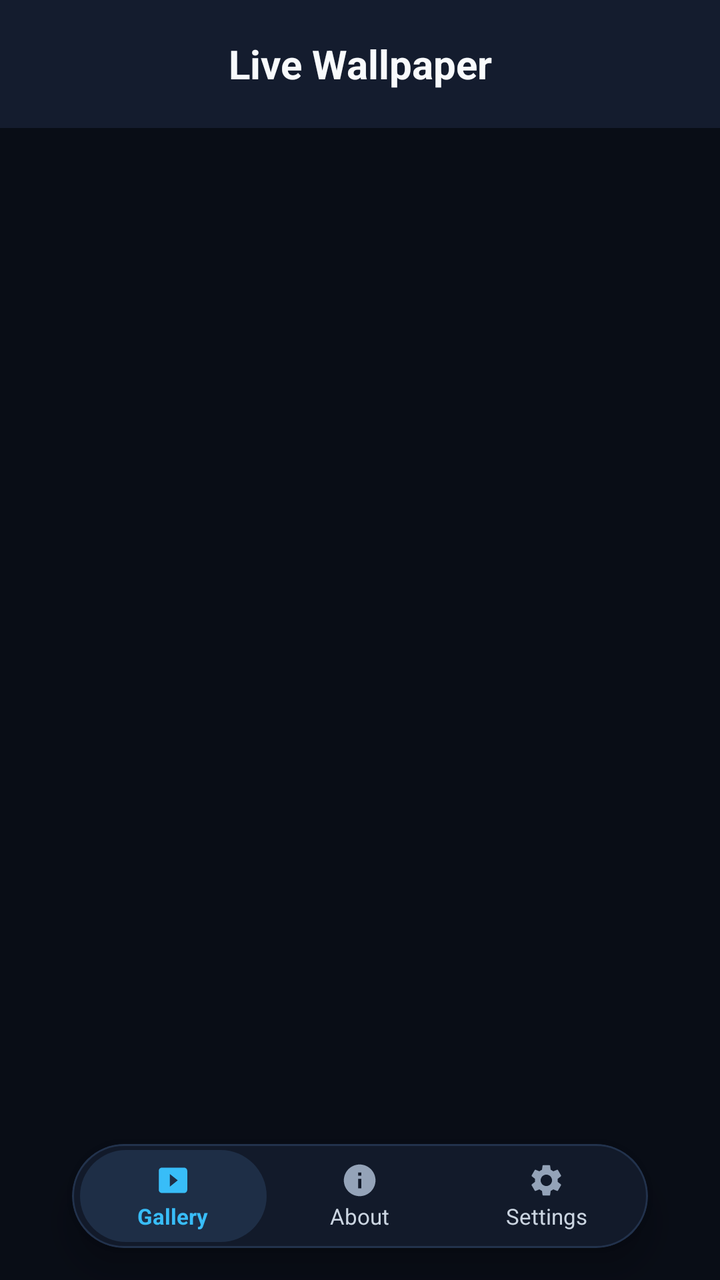
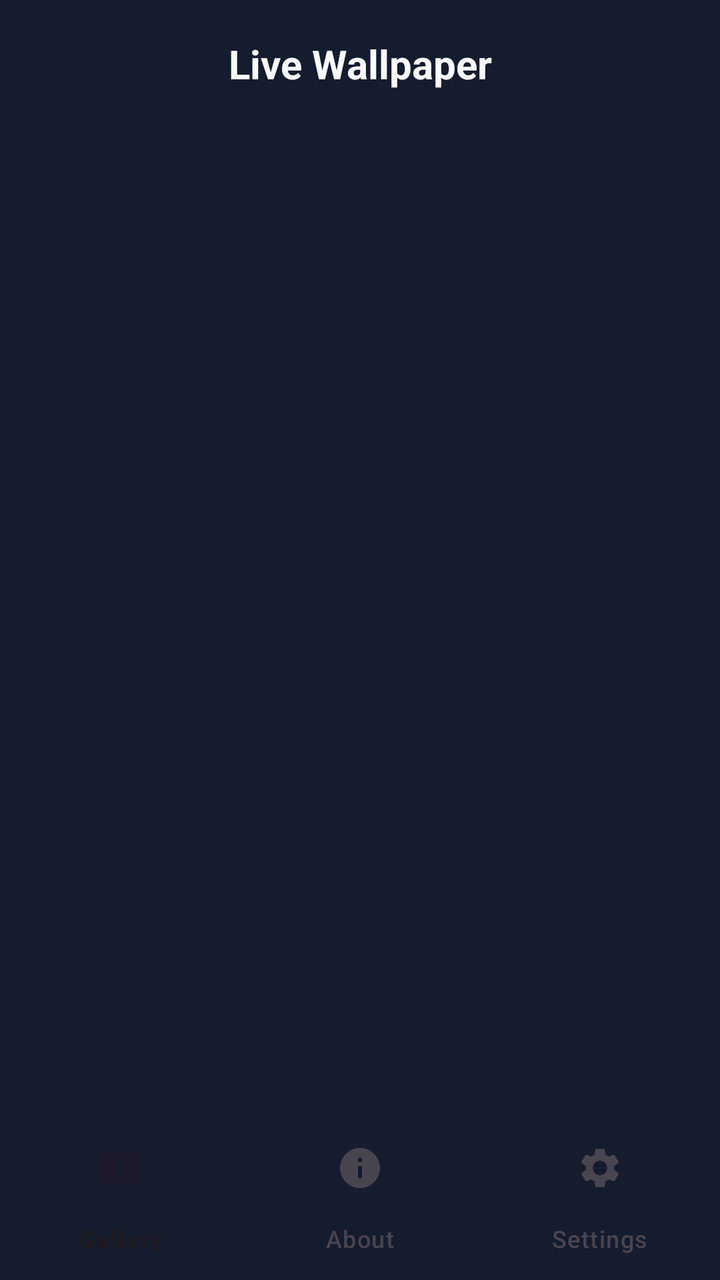

The first picture is an Android layout as it rendered before a commit; the second is the same layout after the commit. The layout source and the unified diff follow.
<!-- AndroidManifest.xml: activity theme Theme.MyApplication -->
<!-- res/layout/activity_main.xml -->
<?xml version="1.0" encoding="utf-8"?>
<androidx.constraintlayout.widget.ConstraintLayout xmlns:android="http://schemas.android.com/apk/res/android"
    xmlns:app="http://schemas.android.com/apk/res-auto"
    xmlns:tools="http://schemas.android.com/tools"
    android:layout_width="match_parent"
    android:layout_height="match_parent"
    android:background="@color/colorBackground"
    tools:context=".MainActivity">

    
    <com.google.android.material.appbar.AppBarLayout
        android:id="@+id/app_bar_layout"
        android:layout_width="0dp"
        android:layout_height="wrap_content"
        android:background="@color/colorSurface"
        app:elevation="4dp"
        app:layout_constraintTop_toTopOf="parent"
        app:layout_constraintLeft_toLeftOf="parent"
        app:layout_constraintRight_toRightOf="parent">

        <com.google.android.material.appbar.MaterialToolbar
            android:id="@+id/toolbar"
            android:layout_width="match_parent"
            android:layout_height="?attr/actionBarSize"
            android:background="@color/colorSurface"
            app:titleCentered="true"
            app:title="@string/app_name"
            app:titleTextColor="@color/colorTextPrimary"
            app:titleTextAppearance="@style/ToolbarTitleTextAppearance" />
    </com.google.android.material.appbar.AppBarLayout>

    
    <FrameLayout
        android:id="@+id/fragment_container"
        android:layout_width="0dp"
        android:layout_height="0dp"
        app:layout_constraintTop_toBottomOf="@id/app_bar_layout"
        app:layout_constraintBottom_toBottomOf="parent"
        app:layout_constraintLeft_toLeftOf="parent"
        app:layout_constraintRight_toRightOf="parent" />

    
    <com.google.android.material.card.MaterialCardView
        android:id="@+id/card_floating_navigation"
        android:layout_width="0dp"
        android:layout_height="52dp"
        android:layout_marginBottom="16dp"
        android:layout_marginStart="36dp"
        android:layout_marginEnd="36dp"
        app:layout_constraintWidth_max="290dp"
        app:cardCornerRadius="26dp"
        app:cardElevation="10dp"
        app:strokeWidth="1dp"
        app:strokeColor="@color/nav_bar_border"
        app:cardBackgroundColor="@color/nav_bar_bg"
        app:layout_constraintBottom_toBottomOf="parent"
        app:layout_constraintLeft_toLeftOf="parent"
        app:layout_constraintRight_toRightOf="parent">

        <LinearLayout
            android:layout_width="match_parent"
            android:layout_height="match_parent"
            android:orientation="horizontal"
            android:gravity="center_vertical"
            android:paddingHorizontal="4dp"
            android:paddingVertical="3dp">

            
            <FrameLayout
                android:id="@+id/nav_item_gallery"
                android:layout_width="0dp"
                android:layout_height="match_parent"
                android:layout_weight="1"
                android:background="@drawable/bg_nav_active_pill"
                android:clickable="true"
                android:focusable="true"
                android:foreground="@drawable/bg_nav_item_ripple">

                <LinearLayout
                    android:layout_width="wrap_content"
                    android:layout_height="wrap_content"
                    android:layout_gravity="center"
                    android:gravity="center"
                    android:orientation="vertical">

                    <ImageView
                        android:id="@+id/iv_nav_gallery"
                        android:layout_width="19dp"
                        android:layout_height="19dp"
                        android:src="@drawable/ic_gallery"
                        app:tint="@color/nav_active_tint"
                        android:contentDescription="@string/tab_gallery" />

                    <TextView
                        android:id="@+id/tv_nav_gallery"
                        android:layout_width="wrap_content"
                        android:layout_height="wrap_content"
                        android:layout_marginTop="1dp"
                        android:text="@string/tab_gallery"
                        android:textColor="@color/nav_active_tint"
                        android:textSize="11sp"
                        android:textStyle="bold"
                        android:maxLines="1" />
                </LinearLayout>
            </FrameLayout>

            
            <FrameLayout
                android:id="@+id/nav_item_about"
                android:layout_width="0dp"
                android:layout_height="match_parent"
                android:layout_weight="1"
                android:clickable="true"
                android:focusable="true"
                android:foreground="@drawable/bg_nav_item_ripple">

                <LinearLayout
                    android:layout_width="wrap_content"
                    android:layout_height="wrap_content"
                    android:layout_gravity="center"
                    android:gravity="center"
                    android:orientation="vertical">

                    <ImageView
                        android:id="@+id/iv_nav_about"
                        android:layout_width="19dp"
                        android:layout_height="19dp"
                        android:src="@drawable/ic_about"
                        app:tint="@color/nav_inactive_tint"
                        android:contentDescription="@string/tab_about" />

                    <TextView
                        android:id="@+id/tv_nav_about"
                        android:layout_width="wrap_content"
                        android:layout_height="wrap_content"
                        android:layout_marginTop="1dp"
                        android:text="@string/tab_about"
                        android:textColor="@color/nav_inactive_text"
                        android:textSize="11sp"
                        android:textStyle="normal"
                        android:maxLines="1" />
                </LinearLayout>
            </FrameLayout>

            
            <FrameLayout
                android:id="@+id/nav_item_settings"
                android:layout_width="0dp"
                android:layout_height="match_parent"
                android:layout_weight="1"
                android:clickable="true"
                android:focusable="true"
                android:foreground="@drawable/bg_nav_item_ripple">

                <LinearLayout
                    android:layout_width="wrap_content"
                    android:layout_height="wrap_content"
                    android:layout_gravity="center"
                    android:gravity="center"
                    android:orientation="vertical">

                    <ImageView
                        android:id="@+id/iv_nav_settings"
                        android:layout_width="19dp"
                        android:layout_height="19dp"
                        android:src="@drawable/ic_settings"
                        app:tint="@color/nav_inactive_tint"
                        android:contentDescription="@string/tab_settings" />

                    <TextView
                        android:id="@+id/tv_nav_settings"
                        android:layout_width="wrap_content"
                        android:layout_height="wrap_content"
                        android:layout_marginTop="1dp"
                        android:text="@string/tab_settings"
                        android:textColor="@color/nav_inactive_text"
                        android:textSize="11sp"
                        android:textStyle="normal"
                        android:maxLines="1" />
                </LinearLayout>
            </FrameLayout>

        </LinearLayout>
    </com.google.android.material.card.MaterialCardView>

</androidx.constraintlayout.widget.ConstraintLayout>
<!-- resources referenced by this layout -->
<resources>
  <color name="nav_active_tint">#38BDF8</color>
  <color name="nav_bar_bg">#121A2A</color>
  <color name="nav_bar_border">#22324C</color>
  <color name="nav_inactive_text">#CBD5E1</color>
  <color name="nav_inactive_tint">#94A3B8</color>
  <!-- drawable bg_nav_active_pill (drawable) -->
  <?xml version="1.0" encoding="utf-8"?>
  <shape xmlns:android="http://schemas.android.com/apk/res/android"
      android:shape="rectangle">
      <solid android:color="@color/nav_active_pill" />
      <corners android:radius="24dp" />
  </shape>
  <!-- drawable bg_nav_item_ripple (drawable) -->
  <?xml version="1.0" encoding="utf-8"?>
  <ripple xmlns:android="http://schemas.android.com/apk/res/android"
      android:color="@color/ripple_color">
      <item android:id="@android:id/mask">
          <shape android:shape="rectangle">
              <corners android:radius="24dp" />
              <solid android:color="@color/white" />
          </shape>
      </item>
  </ripple>
  <!-- drawable ic_about (drawable) -->
  <vector xmlns:android="http://schemas.android.com/apk/res/android"
      android:width="24dp"
      android:height="24dp"
      android:viewportWidth="24"
      android:viewportHeight="24">
      <path
          android:fillColor="#FFFFFFFF"
          android:pathData="M12,2C6.48,2,2,6.48,2,12s4.48,10,10,10,10,-4.48,10,-10S17.52,2,12,2z M13,17h-2v-6h2V17z M13,9h-2V7h2V9z"/>
  </vector>
  <!-- drawable ic_gallery (drawable) -->
  <vector xmlns:android="http://schemas.android.com/apk/res/android"
      android:width="24dp"
      android:height="24dp"
      android:viewportWidth="24"
      android:viewportHeight="24">
      <path
          android:fillColor="#FFFFFFFF"
          android:pathData="M19,4H5C3.9,4,3,4.9,3,6v12c0,1.1,0.9,2,2,2h14c1.1,0,2,-0.9,2,-2V6C21,4.9,20.1,4,19,4z M10,16V8l5,4L10,16z"/>
  </vector>
  <!-- drawable ic_settings (drawable) -->
  <vector xmlns:android="http://schemas.android.com/apk/res/android"
      android:width="24dp"
      android:height="24dp"
      android:viewportWidth="24"
      android:viewportHeight="24">
      <path
          android:fillColor="#FFFFFFFF"
          android:pathData="M19.14,12.94c0.04,-0.3 0.06,-0.61 0.06,-0.94c0,-0.32 -0.02,-0.64 -0.07,-0.94l2.03,-1.58c0.18,-0.14 0.23,-0.41 0.12,-0.61l-1.92,-3.32c-0.12,-0.22 -0.37,-0.29 -0.59,-0.22l-2.39,0.96c-0.5,-0.38 -1.03,-0.7 -1.62,-0.94L14.4,2.81c-0.04,-0.24 -0.24,-0.41 -0.48,-0.41h-3.84c-0.24,0 -0.43,0.17 -0.47,0.41L9.25,5.35C8.66,5.59 8.13,5.91 7.63,6.29L5.24,5.33c-0.22,-0.08 -0.47,0 -0.59,0.22L2.74,8.87C2.62,9.08 2.66,9.34 2.86,9.48l2.03,1.58C4.84,11.36 4.8,11.69 4.8,12s0.02,0.64 0.07,0.94l-2.03,1.58c-0.18,0.14 -0.23,0.41 -0.12,0.61l1.92,3.32c0.12,0.22 0.37,0.29 0.59,0.22l2.39,-0.96c0.5,0.38 1.03,0.7 1.62,0.94l0.36,2.54c0.05,0.24 0.24,0.41 0.48,0.41h3.84c0.24,0 0.44,-0.17 0.47,-0.41l0.36,-2.54c0.59,-0.24 1.13,-0.56 1.62,-0.94l2.39,0.96c0.22,0.08 0.47,0 0.59,-0.22l1.92,-3.32c0.12,-0.22 0.07,-0.47 -0.12,-0.61L19.14,12.94z M12,15.6c-1.98,0 -3.6,-1.62 -3.6,-3.6s1.62,-3.6 3.6,-3.6s3.6,1.62 3.6,3.6S13.98,15.6 12,15.6z"/>
  </vector>
  <string name="tab_about">About</string>
  <string name="tab_gallery">Gallery</string>
  <string name="tab_settings">Settings</string>
  <style name="Theme.MyApplication" parent="Theme.Material3.DayNight.NoActionBar">
          
          <item name="colorPrimary">@color/primary</item>
          <item name="colorSecondary">@color/colorSecondary</item>
          <item name="android:colorBackground">@color/colorBackground</item>
          <item name="colorSurface">@color/colorSurface</item>
          <item name="colorSurfaceVariant">@color/colorSurface</item>
          
          
          <item name="colorControlHighlight">@color/ripple_color</item>
  
          
          <item name="android:statusBarColor">@android:color/transparent</item>
          <item name="android:navigationBarColor">@android:color/transparent</item>
          
          
          <item name="android:windowLightStatusBar" tools:targetApi="m">false</item>
          <item name="android:windowLightNavigationBar" tools:targetApi="o_mr1">false</item>
      </style>
  <color name="nav_active_pill">#1E2E46</color>
  <color name="ripple_color">#3038BDF8</color>
  <color name="white">#FFFFFFFF</color>
  <!-- unchanged entries left out for length: 7 -->
</resources>

<!-- the commit's change to res/layout/activity_main.xml (unified diff, before → after) -->
@@ -4,183 +4,47 @@
     xmlns:tools="http://schemas.android.com/tools"
     android:layout_width="match_parent"
     android:layout_height="match_parent"
-    android:background="@color/colorBackground"
+    android:background="@color/colorSurface"
+    android:fitsSystemWindows="true"
     tools:context=".MainActivity">
-
-    
-    <com.google.android.material.appbar.AppBarLayout
-        android:id="@+id/app_bar_layout"
-        android:layout_width="0dp"
-        android:layout_height="wrap_content"
-        android:background="@color/colorSurface"
-        app:elevation="4dp"
-        app:layout_constraintTop_toTopOf="parent"
-        app:layout_constraintLeft_toLeftOf="parent"
-        app:layout_constraintRight_toRightOf="parent">
-
-        <com.google.android.material.appbar.MaterialToolbar
-            android:id="@+id/toolbar"
-            android:layout_width="match_parent"
-            android:layout_height="?attr/actionBarSize"
-            android:background="@color/colorSurface"
-            app:titleCentered="true"
-            app:title="@string/app_name"
-            app:titleTextColor="@color/colorTextPrimary"
-            app:titleTextAppearance="@style/ToolbarTitleTextAppearance" />
-    </com.google.android.material.appbar.AppBarLayout>
 
     
     <FrameLayout
         android:id="@+id/fragment_container"
         android:layout_width="0dp"
         android:layout_height="0dp"
-        app:layout_constraintTop_toBottomOf="@id/app_bar_layout"
+        app:layout_constraintTop_toTopOf="parent"
         app:layout_constraintBottom_toBottomOf="parent"
         app:layout_constraintLeft_toLeftOf="parent"
         app:layout_constraintRight_toRightOf="parent" />
 
     
-    <com.google.android.material.card.MaterialCardView
-        android:id="@+id/card_floating_navigation"
+    <com.google.android.material.appbar.MaterialToolbar
+        android:id="@+id/toolbar"
         android:layout_width="0dp"
-        android:layout_height="52dp"
-        android:layout_marginBottom="16dp"
-        android:layout_marginStart="36dp"
-        android:layout_marginEnd="36dp"
-        app:layout_constraintWidth_max="290dp"
-        app:cardCornerRadius="26dp"
-        app:cardElevation="10dp"
-        app:strokeWidth="1dp"
-        app:strokeColor="@color/nav_bar_border"
-        app:cardBackgroundColor="@color/nav_bar_bg"
+        android:layout_height="?attr/actionBarSize"
+        android:background="@color/colorSurface"
+        android:elevation="0dp"
+        app:titleCentered="true"
+        app:title="@string/app_name"
+        app:titleTextColor="@color/colorTextPrimary"
+        app:titleTextAppearance="@style/ToolbarTitleTextAppearance"
+        app:layout_constraintTop_toTopOf="parent"
+        app:layout_constraintLeft_toLeftOf="parent"
+        app:layout_constraintRight_toRightOf="parent"/>
+
+    
+    <com.google.android.material.bottomnavigation.BottomNavigationView
+        android:id="@+id/bottom_navigation"
+        android:layout_width="0dp"
+        android:layout_height="wrap_content"
+        android:background="@color/colorSurface"
+        app:backgroundTint="@color/colorSurface"
+        app:elevation="0dp"
+        app:labelVisibilityMode="labeled"
+        app:menu="@menu/bottom_nav_menu"
         app:layout_constraintBottom_toBottomOf="parent"
         app:layout_constraintLeft_toLeftOf="parent"
-        app:layout_constraintRight_toRightOf="parent">
-
-        <LinearLayout
-            android:layout_width="match_parent"
-            android:layout_height="match_parent"
-            android:orientation="horizontal"
-            android:gravity="center_vertical"
-            android:paddingHorizontal="4dp"
-            android:paddingVertical="3dp">
-
-            
-            <FrameLayout
-                android:id="@+id/nav_item_gallery"
-                android:layout_width="0dp"
-                android:layout_height="match_parent"
-                android:layout_weight="1"
-                android:background="@drawable/bg_nav_active_pill"
-                android:clickable="true"
-                android:focusable="true"
-                android:foreground="@drawable/bg_nav_item_ripple">
-
-                <LinearLayout
-                    android:layout_width="wrap_content"
-                    android:layout_height="wrap_content"
-                    android:layout_gravity="center"
-                    android:gravity="center"
-                    android:orientation="vertical">
-
-                    <ImageView
-                        android:id="@+id/iv_nav_gallery"
-                        android:layout_width="19dp"
-                        android:layout_height="19dp"
-                        android:src="@drawable/ic_gallery"
-                        app:tint="@color/nav_active_tint"
-                        android:contentDescription="@string/tab_gallery" />
-
-                    <TextView
-                        android:id="@+id/tv_nav_gallery"
-                        android:layout_width="wrap_content"
-                        android:layout_height="wrap_content"
-                        android:layout_marginTop="1dp"
-                        android:text="@string/tab_gallery"
-                        android:textColor="@color/nav_active_tint"
-                        android:textSize="11sp"
-                        android:textStyle="bold"
-                        android:maxLines="1" />
-                </LinearLayout>
-            </FrameLayout>
-
-            
-            <FrameLayout
-                android:id="@+id/nav_item_about"
-                android:layout_width="0dp"
-                android:layout_height="match_parent"
-                android:layout_weight="1"
-                android:clickable="true"
-                android:focusable="true"
-                android:foreground="@drawable/bg_nav_item_ripple">
-
-                <LinearLayout
-                    android:layout_width="wrap_content"
-                    android:layout_height="wrap_content"
-                    android:layout_gravity="center"
-                    android:gravity="center"
-                    android:orientation="vertical">
-
-                    <ImageView
-                        android:id="@+id/iv_nav_about"
-                        android:layout_width="19dp"
-                        android:layout_height="19dp"
-                        android:src="@drawable/ic_about"
-                        app:tint="@color/nav_inactive_tint"
-                        android:contentDescription="@string/tab_about" />
-
-                    <TextView
-                        android:id="@+id/tv_nav_about"
-                        android:layout_width="wrap_content"
-                        android:layout_height="wrap_content"
-                        android:layout_marginTop="1dp"
-                        android:text="@string/tab_about"
-                        android:textColor="@color/nav_inactive_text"
-                        android:textSize="11sp"
-                        android:textStyle="normal"
-                        android:maxLines="1" />
-                </LinearLayout>
-            </FrameLayout>
-
-            
-            <FrameLayout
-                android:id="@+id/nav_item_settings"
-                android:layout_width="0dp"
-                android:layout_height="match_parent"
-                android:layout_weight="1"
-                android:clickable="true"
-                android:focusable="true"
-                android:foreground="@drawable/bg_nav_item_ripple">
-
-                <LinearLayout
-                    android:layout_width="wrap_content"
-                    android:layout_height="wrap_content"
-                    android:layout_gravity="center"
-                    android:gravity="center"
-                    android:orientation="vertical">
-
-                    <ImageView
-                        android:id="@+id/iv_nav_settings"
-                        android:layout_width="19dp"
-                        android:layout_height="19dp"
-                        android:src="@drawable/ic_settings"
-                        app:tint="@color/nav_inactive_tint"
-                        android:contentDescription="@string/tab_settings" />
-
-                    <TextView
-                        android:id="@+id/tv_nav_settings"
-                        android:layout_width="wrap_content"
-                        android:layout_height="wrap_content"
-                        android:layout_marginTop="1dp"
-                        android:text="@string/tab_settings"
-                        android:textColor="@color/nav_inactive_text"
-                        android:textSize="11sp"
-                        android:textStyle="normal"
-                        android:maxLines="1" />
-                </LinearLayout>
-            </FrameLayout>
-
-        </LinearLayout>
-    </com.google.android.material.card.MaterialCardView>
+        app:layout_constraintRight_toRightOf="parent"/>
 
 </androidx.constraintlayout.widget.ConstraintLayout>
<!-- resource entries referenced after the edit -->
@@ -1,61 +1,5 @@
 <!-- resources referenced by this layout -->
 <resources>
-  <color name="nav_active_tint">#38BDF8</color>
-  <color name="nav_bar_bg">#121A2A</color>
-  <color name="nav_bar_border">#22324C</color>
-  <color name="nav_inactive_text">#CBD5E1</color>
-  <color name="nav_inactive_tint">#94A3B8</color>
-  <!-- drawable bg_nav_active_pill (drawable) -->
-  <?xml version="1.0" encoding="utf-8"?>
-  <shape xmlns:android="http://schemas.android.com/apk/res/android"
-      android:shape="rectangle">
-      <solid android:color="@color/nav_active_pill" />
-      <corners android:radius="24dp" />
-  </shape>
-  <!-- drawable bg_nav_item_ripple (drawable) -->
-  <?xml version="1.0" encoding="utf-8"?>
-  <ripple xmlns:android="http://schemas.android.com/apk/res/android"
-      android:color="@color/ripple_color">
-      <item android:id="@android:id/mask">
-          <shape android:shape="rectangle">
-              <corners android:radius="24dp" />
-              <solid android:color="@color/white" />
-          </shape>
-      </item>
-  </ripple>
-  <!-- drawable ic_about (drawable) -->
-  <vector xmlns:android="http://schemas.android.com/apk/res/android"
-      android:width="24dp"
-      android:height="24dp"
-      android:viewportWidth="24"
-      android:viewportHeight="24">
-      <path
-          android:fillColor="#FFFFFFFF"
-          android:pathData="M12,2C6.48,2,2,6.48,2,12s4.48,10,10,10,10,-4.48,10,-10S17.52,2,12,2z M13,17h-2v-6h2V17z M13,9h-2V7h2V9z"/>
-  </vector>
-  <!-- drawable ic_gallery (drawable) -->
-  <vector xmlns:android="http://schemas.android.com/apk/res/android"
-      android:width="24dp"
-      android:height="24dp"
-      android:viewportWidth="24"
-      android:viewportHeight="24">
-      <path
-          android:fillColor="#FFFFFFFF"
-          android:pathData="M19,4H5C3.9,4,3,4.9,3,6v12c0,1.1,0.9,2,2,2h14c1.1,0,2,-0.9,2,-2V6C21,4.9,20.1,4,19,4z M10,16V8l5,4L10,16z"/>
-  </vector>
-  <!-- drawable ic_settings (drawable) -->
-  <vector xmlns:android="http://schemas.android.com/apk/res/android"
-      android:width="24dp"
-      android:height="24dp"
-      android:viewportWidth="24"
-      android:viewportHeight="24">
-      <path
-          android:fillColor="#FFFFFFFF"
-          android:pathData="M19.14,12.94c0.04,-0.3 0.06,-0.61 0.06,-0.94c0,-0.32 -0.02,-0.64 -0.07,-0.94l2.03,-1.58c0.18,-0.14 0.23,-0.41 0.12,-0.61l-1.92,-3.32c-0.12,-0.22 -0.37,-0.29 -0.59,-0.22l-2.39,0.96c-0.5,-0.38 -1.03,-0.7 -1.62,-0.94L14.4,2.81c-0.04,-0.24 -0.24,-0.41 -0.48,-0.41h-3.84c-0.24,0 -0.43,0.17 -0.47,0.41L9.25,5.35C8.66,5.59 8.13,5.91 7.63,6.29L5.24,5.33c-0.22,-0.08 -0.47,0 -0.59,0.22L2.74,8.87C2.62,9.08 2.66,9.34 2.86,9.48l2.03,1.58C4.84,11.36 4.8,11.69 4.8,12s0.02,0.64 0.07,0.94l-2.03,1.58c-0.18,0.14 -0.23,0.41 -0.12,0.61l1.92,3.32c0.12,0.22 0.37,0.29 0.59,0.22l2.39,-0.96c0.5,0.38 1.03,0.7 1.62,0.94l0.36,2.54c0.05,0.24 0.24,0.41 0.48,0.41h3.84c0.24,0 0.44,-0.17 0.47,-0.41l0.36,-2.54c0.59,-0.24 1.13,-0.56 1.62,-0.94l2.39,0.96c0.22,0.08 0.47,0 0.59,-0.22l1.92,-3.32c0.12,-0.22 0.07,-0.47 -0.12,-0.61L19.14,12.94z M12,15.6c-1.98,0 -3.6,-1.62 -3.6,-3.6s1.62,-3.6 3.6,-3.6s3.6,1.62 3.6,3.6S13.98,15.6 12,15.6z"/>
-  </vector>
-  <string name="tab_about">About</string>
-  <string name="tab_gallery">Gallery</string>
-  <string name="tab_settings">Settings</string>
   <style name="Theme.MyApplication" parent="Theme.Material3.DayNight.NoActionBar">
           
           <item name="colorPrimary">@color/primary</item>
@@ -68,16 +12,14 @@
           <item name="colorControlHighlight">@color/ripple_color</item>
   
           
-          <item name="android:statusBarColor">@android:color/transparent</item>
-          <item name="android:navigationBarColor">@android:color/transparent</item>
+          <item name="android:statusBarColor">@color/colorSurface</item>
+          <item name="android:navigationBarColor">@color/colorSurface</item>
           
           
-          <item name="android:windowLightStatusBar" tools:targetApi="m">false</item>
-          <item name="android:windowLightNavigationBar" tools:targetApi="o_mr1">false</item>
+          <item name="android:windowLightStatusBar" tools:targetApi="m">@bool/is_light_theme</item>
+          <item name="android:windowLightNavigationBar" tools:targetApi="o_mr1">@bool/is_light_theme</item>
       </style>
-  <color name="nav_active_pill">#1E2E46</color>
-  <color name="ripple_color">#3038BDF8</color>
-  <color name="white">#FFFFFFFF</color>
+  <color name="ripple_color">#30818CF8</color>
   <!-- unchanged entries left out for length: 7 -->
 </resources>
 
